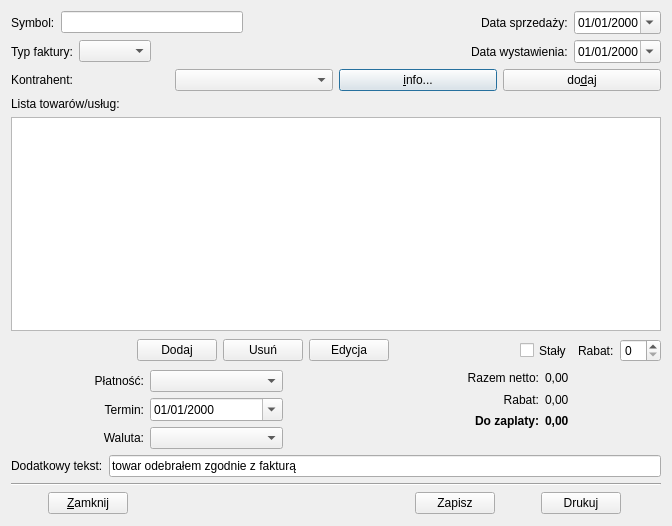
Qt form qfaktury/ui/InvoiceDialog.ui (tkQCompany/qcompany) before a commit.
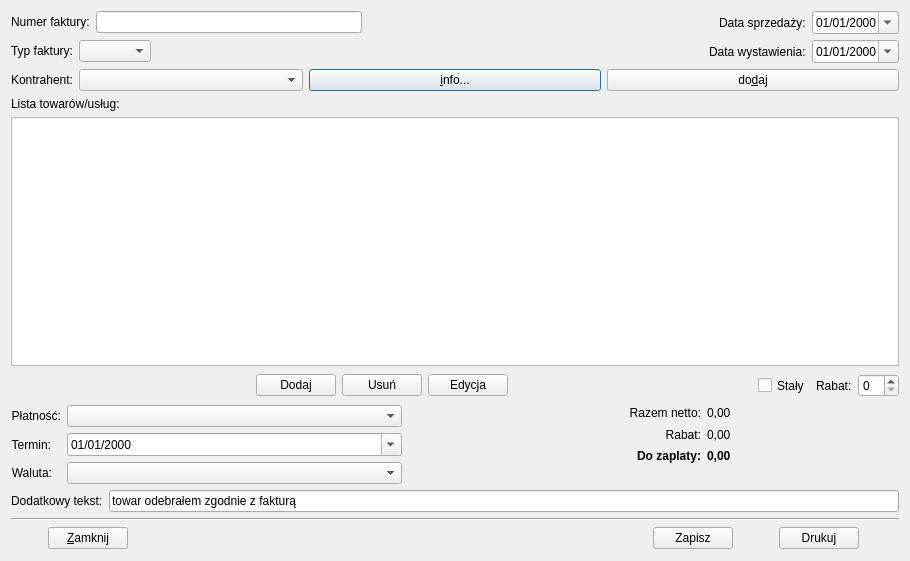
The same form after that commit. Icons and pictures are not drawn.

Commit message: - adding inv_number_format field to DB + all related changes in other files - added "InvoiceNumberFormatEditDialog" dialog for editing invoice numbers' formats - updating section in "SettingsDialog" related to invoice numbers

```diff
--- a/qfaktury/ui/InvoiceDialog.ui
+++ b/qfaktury/ui/InvoiceDialog.ui
@@ -6,8 +6,8 @@
    <rect>
     <x>0</x>
     <y>0</y>
-    <width>672</width>
-    <height>526</height>
+    <width>910</width>
+    <height>561</height>
    </rect>
   </property>
   <property name="windowTitle">
@@ -17,10 +17,95 @@
    <iconset resource="../qfaktury.qrc">
     <normaloff>:/res/icons/nowa_faktura.png</normaloff>:/res/icons/nowa_faktura.png</iconset>
   </property>
-  <layout class="QGridLayout" name="gridLayout">
-   <item row="1" column="0">
+  <layout class="QVBoxLayout" name="verticalLayout_3">
+   <item>
+    <layout class="QHBoxLayout" name="horizontalLayout_3">
+     <item>
+      <layout class="QFormLayout" name="formLayout_2">
+       <item row="0" column="0">
+        <widget class="QLabel" name="labelInvNumber">
+         <property name="text">
+          <string>Numer faktury:</string>
+         </property>
+         <property name="wordWrap">
+          <bool>false</bool>
+         </property>
+         <property name="buddy">
+          <cstring>lineEditInvNumber</cstring>
+         </property>
+        </widget>
+       </item>
+       <item row="0" column="1">
+        <widget class="QLineEdit" name="lineEditInvNumber">
+         <property name="enabled">
+          <bool>true</bool>
+         </property>
+         <property name="font">
+          <font>
+           <weight>75</weight>
+           <bold>true</bold>
+          </font>
+         </property>
+         <property name="focusPolicy">
+          <enum>Qt::ClickFocus</enum>
+         </property>
+         <property name="text">
+          <string/>
+         </property>
+        </widget>
+       </item>
+      </layout>
+     </item>
+     <item>
+      <spacer name="spacer1">
+       <property name="orientation">
+        <enum>Qt::Horizontal</enum>
+       </property>
+       <property name="sizeType">
+        <enum>QSizePolicy::Expanding</enum>
+       </property>
+       <property name="sizeHint" stdset="0">
+        <size>
+         <width>31</width>
+         <height>20</height>
+        </size>
+       </property>
+      </spacer>
+     </item>
+     <item>
+      <layout class="QFormLayout" name="formLayout_3">
+       <item row="0" column="0">
+        <widget class="QLabel" name="labelDateOfSell">
+         <property name="text">
+          <string>Data sprzedaży:</string>
+         </property>
+         <property name="wordWrap">
+          <bool>false</bool>
+         </property>
+        </widget>
+       </item>
+       <item row="0" column="1">
+        <widget class="QDateEdit" name="dateEditDateOfSell">
+         <property name="focusPolicy">
+          <enum>Qt::NoFocus</enum>
+         </property>
+         <property name="displayFormat">
+          <string>dd/MM/yyyy</string>
+         </property>
+         <property name="calendarPopup">
+          <bool>true</bool>
+         </property>
+        </widget>
+       </item>
+      </layout>
+     </item>
+    </layout>
+   </item>
+   <item>
     <layout class="QHBoxLayout" name="horizontalLayout">
      <item>
+      <layout class="QFormLayout" name="formLayout_4">
+       <item row="0" column="0">
       <widget class="QLabel" name="labelInvoiceType">
        <property name="text">
         <string>Typ faktury:</string>
@@ -30,9 +115,11 @@
        </property>
       </widget>
      </item>
-     <item>
+       <item row="0" column="1">
       <widget class="QComboBox" name="comboBoxInvoiceType"/>
      </item>
+      </layout>
+     </item>
      <item>
       <spacer name="spacer2">
        <property name="orientation">
@@ -50,6 +137,8 @@
       </spacer>
      </item>
      <item>
+      <layout class="QFormLayout" name="formLayout_5">
+       <item row="0" column="0">
       <widget class="QLabel" name="labelDateOfIssuance">
        <property name="sizePolicy">
         <sizepolicy hsizetype="Preferred" vsizetype="Preferred">
@@ -65,7 +154,7 @@
        </property>
       </widget>
      </item>
-     <item>
+       <item row="0" column="1">
       <widget class="QDateEdit" name="dateEditDateOfIssuance">
        <property name="focusPolicy">
         <enum>Qt::NoFocus</enum>
@@ -80,9 +169,13 @@
      </item>
     </layout>
    </item>
-   <item row="2" column="0">
+    </layout>
+   </item>
+   <item>
     <layout class="QHBoxLayout" name="horizontalLayout_6">
      <item>
+      <layout class="QFormLayout" name="formLayout_6">
+       <item row="0" column="0">
       <widget class="QLabel" name="labelCounterparty">
        <property name="text">
         <string>Kontrahent:</string>
@@ -90,11 +183,16 @@
        <property name="wordWrap">
         <bool>false</bool>
        </property>
-      </widget>
-     </item>
-     <item>
+         <property name="buddy">
+          <cstring>comboBoxCounterparties</cstring>
+         </property>
+        </widget>
+       </item>
+       <item row="0" column="1">
       <widget class="QComboBox" name="comboBoxCounterparties"/>
      </item>
+      </layout>
+     </item>
      <item>
       <widget class="QPushButton" name="pushButtonMoreInfo">
        <property name="text">
@@ -111,7 +209,9 @@
      </item>
     </layout>
    </item>
-   <item row="3" column="0">
+   <item>
+    <layout class="QVBoxLayout" name="verticalLayout">
+     <item>
     <widget class="QLabel" name="labelCommodityList">
      <property name="text">
       <string>Lista towarów/usług:</string>
@@ -124,7 +224,31 @@
      </property>
     </widget>
    </item>
-   <item row="5" column="0">
+     <item>
+      <widget class="QTableWidget" name="tableWidgetCommodities">
+       <property name="enabled">
+        <bool>true</bool>
+       </property>
+       <property name="editTriggers">
+        <set>QAbstractItemView::NoEditTriggers</set>
+       </property>
+       <property name="selectionMode">
+        <enum>QAbstractItemView::SingleSelection</enum>
+       </property>
+       <property name="selectionBehavior">
+        <enum>QAbstractItemView::SelectRows</enum>
+       </property>
+       <property name="showGrid">
+        <bool>true</bool>
+       </property>
+       <attribute name="horizontalHeaderStretchLastSection">
+        <bool>true</bool>
+       </attribute>
+      </widget>
+     </item>
+    </layout>
+   </item>
+   <item>
     <layout class="QHBoxLayout" name="horizontalLayout_2">
      <item>
       <spacer name="spacer3">
@@ -231,13 +355,11 @@
      </item>
     </layout>
    </item>
-   <item row="6" column="0">
+   <item>
     <layout class="QHBoxLayout" name="horizontalLayout_5">
      <item>
-      <layout class="QHBoxLayout" name="hBoxLayoutPayments">
-       <item>
-        <layout class="QVBoxLayout" name="addDataLabels">
-         <item>
+      <layout class="QFormLayout" name="formLayout">
+       <item row="0" column="0">
           <widget class="QLabel" name="labelPayment">
            <property name="text">
             <string>Płatność:</string>
@@ -253,7 +375,10 @@
            </property>
           </widget>
          </item>
-         <item>
+       <item row="0" column="1">
+        <widget class="QComboBox" name="comboBoxPayment"/>
+       </item>
+       <item row="1" column="0">
           <widget class="QLabel" name="labelDateOfPayment">
            <property name="text">
             <string>Termin:</string>
@@ -269,7 +394,17 @@
            </property>
           </widget>
          </item>
-         <item>
+       <item row="1" column="1">
+        <widget class="QDateEdit" name="dateEditDayOfPayment">
+         <property name="displayFormat">
+          <string>dd/MM/yyyy</string>
+         </property>
+         <property name="calendarPopup">
+          <bool>true</bool>
+         </property>
+        </widget>
+       </item>
+       <item row="2" column="0">
           <widget class="QLabel" name="labelCurrency">
            <property name="text">
             <string>Waluta:</string>
@@ -285,24 +420,7 @@
            </property>
           </widget>
          </item>
-        </layout>
-       </item>
-       <item>
-        <layout class="QVBoxLayout" name="addData">
-         <item>
-          <widget class="QComboBox" name="comboBoxPayment"/>
-         </item>
-         <item>
-          <widget class="QDateEdit" name="dateEditDayOfPayment">
-           <property name="displayFormat">
-            <string>dd/MM/yyyy</string>
-           </property>
-           <property name="calendarPopup">
-            <bool>true</bool>
-           </property>
-          </widget>
-         </item>
-         <item>
+       <item row="2" column="1">
           <widget class="QComboBox" name="comboBoxCurrency">
            <property name="minimumSize">
             <size>
@@ -314,8 +432,6 @@
          </item>
         </layout>
        </item>
-      </layout>
-     </item>
      <item>
       <spacer name="spacer5">
        <property name="orientation">
@@ -333,12 +449,10 @@
       </spacer>
      </item>
      <item>
-      <layout class="QVBoxLayout" name="verticalLayout">
+      <layout class="QVBoxLayout" name="verticalLayout_2">
        <item>
-        <layout class="QHBoxLayout" name="horizontalLayout_3">
-         <item>
-          <layout class="QVBoxLayout" name="vBoxLayoutSums">
-           <item>
+        <layout class="QGridLayout" name="gridLayout">
+         <item row="0" column="0">
             <widget class="QLabel" name="labelSumNet">
              <property name="minimumSize">
               <size>
@@ -357,7 +471,23 @@
              </property>
             </widget>
            </item>
-           <item>
+         <item row="0" column="1">
+          <widget class="QLabel" name="labelSumNetVal">
+           <property name="minimumSize">
+            <size>
+             <width>80</width>
+             <height>0</height>
+            </size>
+           </property>
+           <property name="text">
+            <string>0,00</string>
+           </property>
+           <property name="wordWrap">
+            <bool>false</bool>
+           </property>
+          </widget>
+         </item>
+         <item row="1" column="0">
             <widget class="QLabel" name="labelDiscount2">
              <property name="minimumSize">
               <size>
@@ -376,7 +506,23 @@
              </property>
             </widget>
            </item>
-           <item>
+         <item row="1" column="1">
+          <widget class="QLabel" name="labelDiscountVal">
+           <property name="minimumSize">
+            <size>
+             <width>80</width>
+             <height>0</height>
+            </size>
+           </property>
+           <property name="text">
+            <string>0,00</string>
+           </property>
+           <property name="wordWrap">
+            <bool>false</bool>
+           </property>
+          </widget>
+         </item>
+         <item row="2" column="0">
             <widget class="QLabel" name="labelSumGross">
              <property name="minimumSize">
               <size>
@@ -401,43 +547,7 @@
              </property>
             </widget>
            </item>
-          </layout>
-         </item>
-         <item>
-          <layout class="QVBoxLayout" name="vBoxLayoutSumVals">
-           <item>
-            <widget class="QLabel" name="labelSumNetVal">
-             <property name="minimumSize">
-              <size>
-               <width>80</width>
-               <height>0</height>
-              </size>
-             </property>
-             <property name="text">
-              <string>0,00</string>
-             </property>
-             <property name="wordWrap">
-              <bool>false</bool>
-             </property>
-            </widget>
-           </item>
-           <item>
-            <widget class="QLabel" name="labelDiscountVal">
-             <property name="minimumSize">
-              <size>
-               <width>80</width>
-               <height>0</height>
-              </size>
-             </property>
-             <property name="text">
-              <string>0,00</string>
-             </property>
-             <property name="wordWrap">
-              <bool>false</bool>
-             </property>
-            </widget>
-           </item>
-           <item>
+         <item row="2" column="1">
             <widget class="QLabel" name="labelSumGrossVal">
              <property name="minimumSize">
               <size>
@@ -461,8 +571,6 @@
            </item>
           </layout>
          </item>
-        </layout>
-       </item>
        <item>
         <spacer name="verticalSpacer">
          <property name="orientation">
@@ -483,7 +591,7 @@
      </item>
     </layout>
    </item>
-   <item row="7" column="0">
+   <item>
     <layout class="QHBoxLayout" name="hBoxLayoutAdditionalText">
      <item>
       <widget class="QLabel" name="labelAdditionalText">
@@ -507,14 +615,14 @@
      </item>
     </layout>
    </item>
-   <item row="8" column="0">
+   <item>
     <widget class="Line" name="line">
      <property name="orientation">
       <enum>Qt::Horizontal</enum>
      </property>
     </widget>
    </item>
-   <item row="9" column="0">
+   <item>
     <layout class="QHBoxLayout" name="horizontalLayout_4">
      <item>
       <spacer name="spacer6">
@@ -621,115 +729,6 @@
      </item>
     </layout>
    </item>
-   <item row="4" column="0">
-    <widget class="QTableWidget" name="tableWidgetCommodities">
-     <property name="enabled">
-      <bool>true</bool>
-     </property>
-     <property name="editTriggers">
-      <set>QAbstractItemView::NoEditTriggers</set>
-     </property>
-     <property name="selectionMode">
-      <enum>QAbstractItemView::SingleSelection</enum>
-     </property>
-     <property name="selectionBehavior">
-      <enum>QAbstractItemView::SelectRows</enum>
-     </property>
-     <property name="showGrid">
-      <bool>true</bool>
-     </property>
-     <attribute name="horizontalHeaderStretchLastSection">
-      <bool>true</bool>
-     </attribute>
-    </widget>
-   </item>
-   <item row="0" column="0">
-    <layout class="QHBoxLayout" name="hBoxLayoutSells">
-     <item>
-      <layout class="QHBoxLayout" name="hBoxLayoutSymbols">
-       <item>
-        <layout class="QHBoxLayout" name="hBoxLayoutSymbol">
-         <item>
-          <widget class="QLabel" name="labelSymbol">
-           <property name="text">
-            <string>Symbol:</string>
-           </property>
-           <property name="wordWrap">
-            <bool>false</bool>
-           </property>
-           <property name="buddy">
-            <cstring>lineEditInvNumber</cstring>
-           </property>
-          </widget>
-         </item>
-         <item>
-          <widget class="QLineEdit" name="lineEditInvNumber">
-           <property name="enabled">
-            <bool>true</bool>
-           </property>
-           <property name="font">
-            <font>
-             <weight>75</weight>
-             <bold>true</bold>
-            </font>
-           </property>
-           <property name="focusPolicy">
-            <enum>Qt::ClickFocus</enum>
-           </property>
-           <property name="text">
-            <string/>
-           </property>
-          </widget>
-         </item>
-        </layout>
-       </item>
-      </layout>
-     </item>
-     <item>
-      <spacer name="spacer1">
-       <property name="orientation">
-        <enum>Qt::Horizontal</enum>
-       </property>
-       <property name="sizeType">
-        <enum>QSizePolicy::Expanding</enum>
-       </property>
-       <property name="sizeHint" stdset="0">
-        <size>
-         <width>31</width>
-         <height>20</height>
-        </size>
-       </property>
-      </spacer>
-     </item>
-     <item>
-      <layout class="QHBoxLayout">
-       <item>
-        <widget class="QLabel" name="labelDateOfSell">
-         <property name="text">
-          <string>Data sprzedaży:</string>
-         </property>
-         <property name="wordWrap">
-          <bool>false</bool>
-         </property>
-        </widget>
-       </item>
-       <item>
-        <widget class="QDateEdit" name="dateEditDateOfSell">
-         <property name="focusPolicy">
-          <enum>Qt::NoFocus</enum>
-         </property>
-         <property name="displayFormat">
-          <string>dd/MM/yyyy</string>
-         </property>
-         <property name="calendarPopup">
-          <bool>true</bool>
-         </property>
-        </widget>
-       </item>
-      </layout>
-     </item>
-    </layout>
-   </item>
   </layout>
  </widget>
  <layoutdefault spacing="6" margin="11"/>
```
Left out of the diff: 1 changed line with no effect on the pictures. Lines whose indentation alone changed are shown as unchanged. The commit also changes 20 other files.
